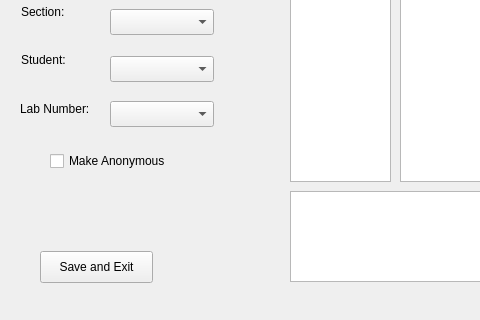
Above: repo_project/MainMenuGUI/mainmenugui.ui from tokorealand/CS205 before the change; both pictures show x 0 to 480 and y 245 to 565 of the 1005 by 565 pixel window. Below: the same form after it.
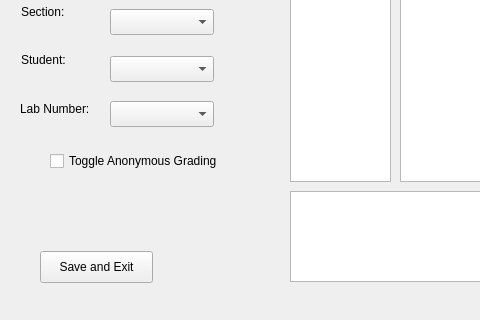
That is the form after the change.

```diff
--- a/repo_project/MainMenuGUI/mainmenugui.ui
+++ b/repo_project/MainMenuGUI/mainmenugui.ui
@@ -173,12 +173,12 @@
      <rect>
       <x>50</x>
       <y>360</y>
-      <width>131</width>
+      <width>201</width>
       <height>20</height>
      </rect>
     </property>
     <property name="text">
-     <string>Make Anonymous</string>
+     <string>Toggle Anonymous Grading</string>
     </property>
    </widget>
    <widget class="QComboBox" name="classSelect">
```
Left out of the diff: 6 changed lines with no effect on the pictures.
